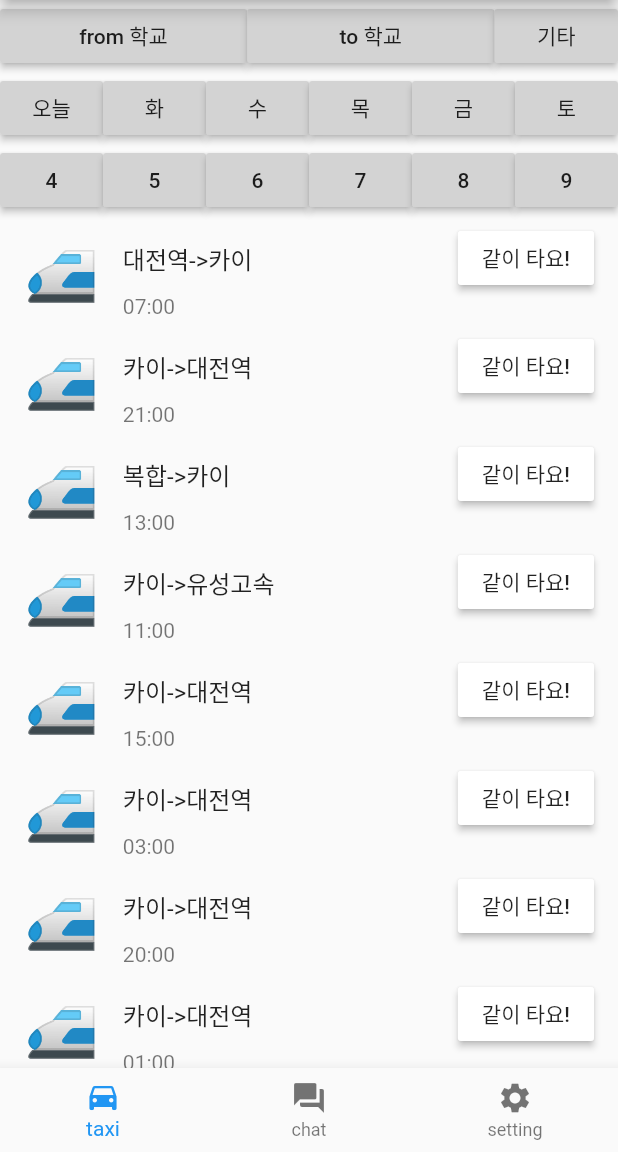
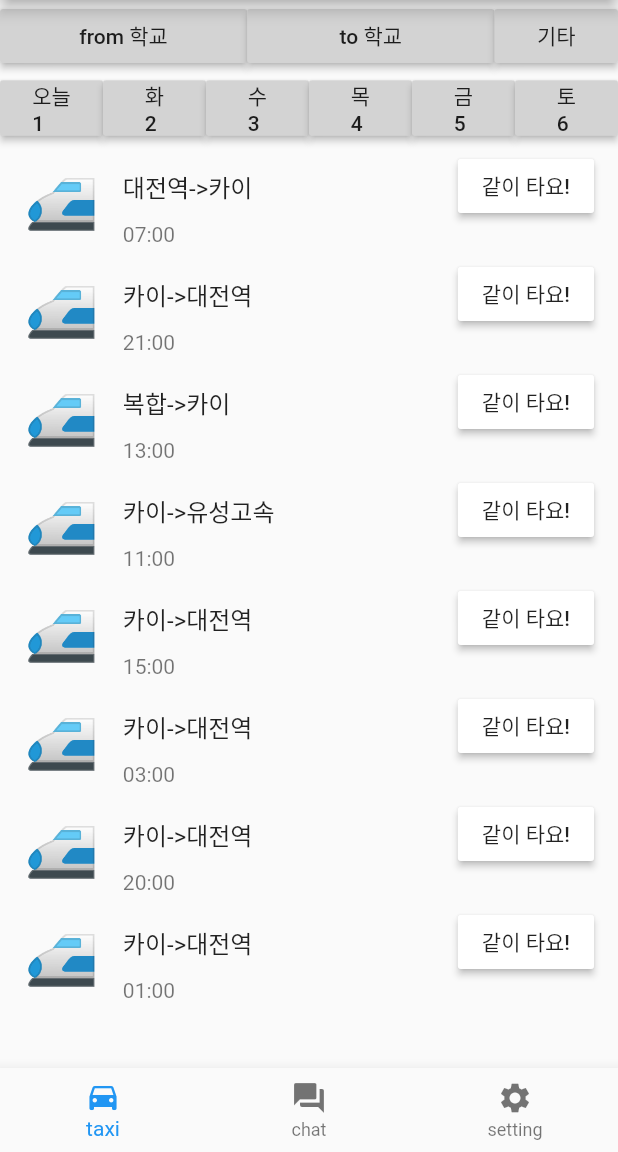
Before and after one commit to gardenlee21/SpaceConquer, a Flutter app: the screen it shows after launch, on a phone screen of 412 x 824 dp, the part 84-1236 px from its top. Run offline on Flutter 3.47's test engine with Material 2 defaults, Android fonts, the phone set to English and light mode, and no system bars.

Commit message:
sm_190401_2231

```diff
--- a/lib/taxipage.dart
+++ b/lib/taxipage.dart
@@ -18,6 +18,9 @@ class TaxiPage extends StatefulWidget
 
 class _TaxiPage extends State<TaxiPage>
 {
+  var today = new DateTime.now();
+  List<String> weekDay = ["오늘", "월", "화", "수", "목", "금", "토", "일"];
+
   @override
   Widget build(BuildContext context) {
     return Scaffold(
@@ -39,23 +42,12 @@ class _TaxiPage extends State<TaxiPage>
                 new Row(
                   children:
                   [
-                    _createERB("오늘", button1Pressed,1),
-                    _createERB("화", button1Pressed,1),
-                    _createERB("수", button1Pressed,1),
-                    _createERB("목", button1Pressed,1),
-                    _createERB("금", button1Pressed,1),
-                    _createERB("토", button1Pressed,1)
-                  ]
-                ),
-                new Row(
-                  children:
-                  [
-                    _createERB("4", button1Pressed,1),
-                    _createERB("5", button1Pressed,1),
-                    _createERB("6", button1Pressed,1),
-                    _createERB("7", button1Pressed,1),
-                    _createERB("8", button1Pressed,1),
-                    _createERB("9", button1Pressed,1)
+                    _createERB("${weekDay[0]}\n${today.day}", button1Pressed,1),
+                    _createERB("${weekDay[today.weekday+1]}\n${today.day+1}", button1Pressed,1),
+                    _createERB("${weekDay[today.weekday+2]}\n${today.day+2}", button1Pressed,1),
+                    _createERB("${weekDay[today.weekday+3]}\n${today.day+3}", button1Pressed,1),
+                    _createERB("${weekDay[today.weekday+4]}\n${today.day+4}", button1Pressed,1),
+                    _createERB("${weekDay[today.weekday+5]}\n${today.day+5}", button1Pressed,1)
                   ]
                 )
               ],
```
